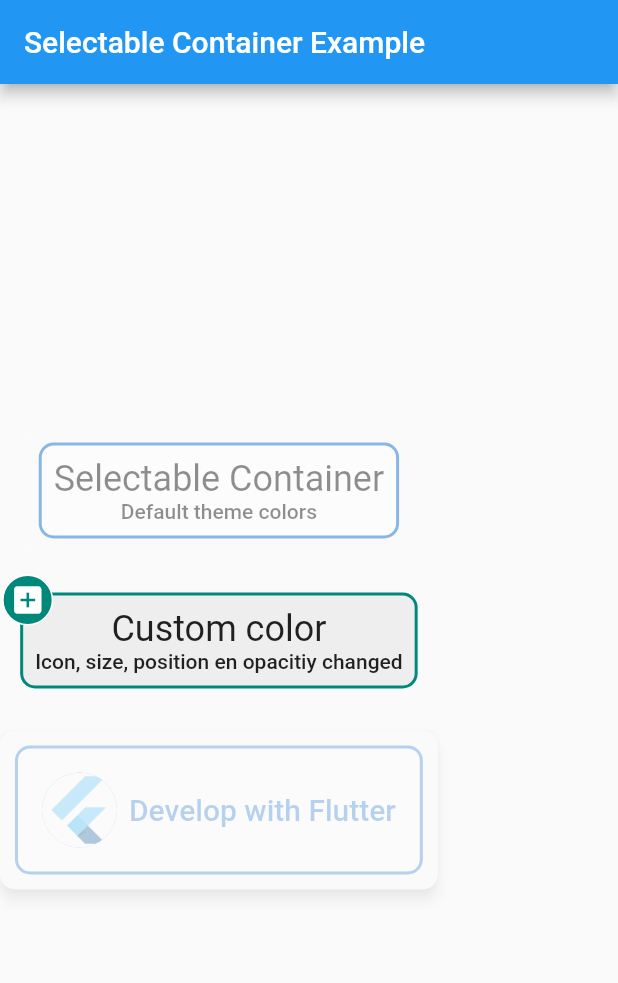
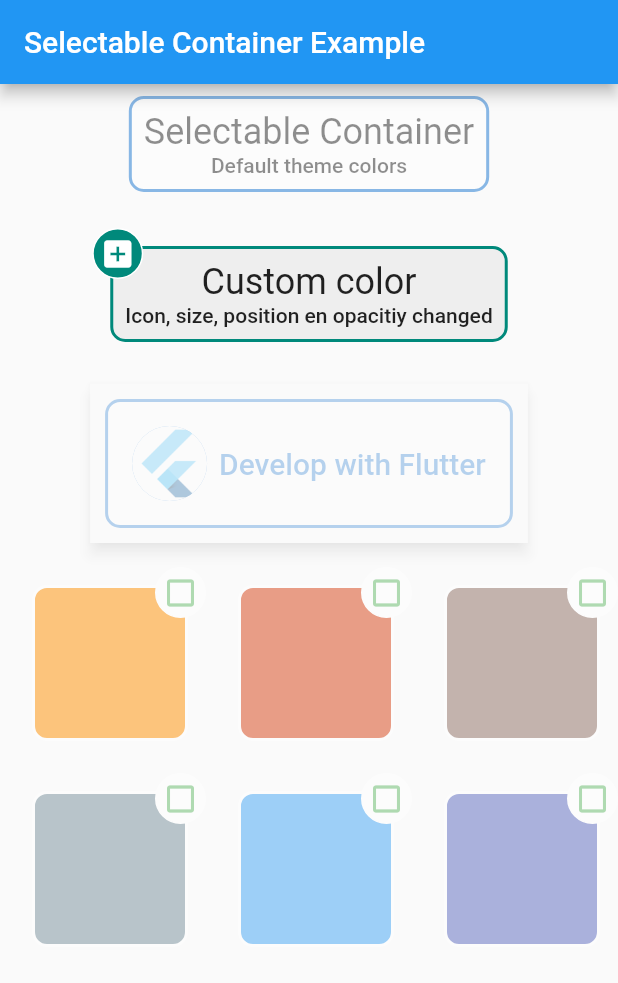
Before and after one commit to fgcan10/selectable_container, a Flutter app: the screen it shows after launch, on a phone screen of 412 x 824 dp. Shown: the top 983 px of the screen. Run offline on Flutter 3.47's test engine with Material 2 defaults, Android fonts, the light colour scheme and no system bars.

Commit message:
Select/unselect

```diff
--- a/example/lib/main.dart
+++ b/example/lib/main.dart
@@ -1,3 +1,4 @@
+import 'package:example/selectable_container_grid.dart';
 import 'package:flutter/material.dart';
 import 'package:selectable_container/selectable_container.dart';
 
@@ -33,10 +34,11 @@ class _MyHomePageState extends State<MyHomePage> {
         title: Text('Selectable Container Example'),
       ),
       body: Column(
-        mainAxisAlignment: MainAxisAlignment.center,
-        crossAxisAlignment: CrossAxisAlignment.center,
+        mainAxisAlignment: MainAxisAlignment.start,
         children: [
-          SelectableContainer(
+          Align(
+            alignment: Alignment.bottomCenter,
+            child: SelectableContainer(
               child: buildTextContentOfContainer(
                   'Selectable Container', 'Default theme colors', textStyles),
               onValueChanged: (newValue) {
@@ -47,9 +49,8 @@ class _MyHomePageState extends State<MyHomePage> {
               selected: _select1,
               padding: 8.0,
             ),
-          SizedBox(
-            height: 16.0,
           ),
+          const SizedBox(height: 16.0),
           SelectableContainer(
             selectedBorderColor: Colors.teal.shade700,
             selectedBackgroundColor: Colors.grey.shade100,
@@ -71,9 +72,7 @@ class _MyHomePageState extends State<MyHomePage> {
               });
             },
           ),
-          SizedBox(
-            height: 16.0,
-          ),
+          const SizedBox(height: 16.0),
           SelectableContainer(
             iconSize: 20,
             icon: Icons.star,
@@ -89,7 +88,9 @@ class _MyHomePageState extends State<MyHomePage> {
                 _select3 = newValue;
               });
             },
-          )
+          ),
+          const SizedBox(height: 16.0),
+          Expanded(child: SelectableContainerGrid()),
         ],
       ),
     );
--- /dev/null
+++ b/example/lib/selectable_container_grid.dart
@@ -0,0 +1,69 @@
+import 'package:flutter/material.dart';
+import 'package:selectable_container/selectable_container.dart';
+
+final List<Color> kGridElements = [
+  Colors.amber[800]!,
+  Colors.deepOrange[800]!,
+  Colors.brown[400]!,
+  Colors.blueGrey[400]!,
+  Colors.blue[400]!,
+  Colors.indigo[400]!,
+];
+
+class SelectableContainerGrid extends StatefulWidget {
+  const SelectableContainerGrid({Key? key}) : super(key: key);
+
+  @override
+  _SelectableContainerGridState createState() =>
+      _SelectableContainerGridState();
+}
+
+class _SelectableContainerGridState extends State<SelectableContainerGrid> {
+  final List<bool> _selectedItems = [];
+
+  @override
+  void initState() {
+    super.initState();
+    kGridElements.forEach((element) {
+      _selectedItems.add(false);
+    });
+  }
+
+  @override
+  Widget build(BuildContext context) {
+    return GridView.count(
+      crossAxisCount: 3,
+      children: _buildElements(),
+    );
+  }
+
+  List<Widget> _buildElements() {
+    List<Widget> ret = [];
+
+    for (var i = 0; i < kGridElements.length; i++) {
+      ret.add(SelectableContainer(
+        selectedBackgroundColor: kGridElements[i],
+        unselectedBackgroundColor: kGridElements[i],
+        selectedBorderColor: Theme.of(context).dialogBackgroundColor,
+        unselectedBorderColor: Theme.of(context).dialogBackgroundColor,
+        selected: _selectedItems[i],
+        unselectedIcon: Icons.check_box_outline_blank,
+        icon: Icons.check_box,
+        iconAlignment: Alignment.topRight,
+        iconSize: 24,
+        iconColor: Colors.green[400]!,
+        onValueChanged: (_) {
+          _valueSelected(i);
+        },
+        child: SizedBox(height: 100, width: 100),
+      ));
+    }
+    return ret;
+  }
+
+  void _valueSelected(int index) {
+    setState(() {
+      _selectedItems[index] = !_selectedItems[index];
+    });
+  }
+}
--- a/example/lib/simpleExample.dart
+++ /dev/null
@@ -1,38 +0,0 @@
-import 'package:flutter/material.dart';
-import 'package:selectable_container/selectable_container.dart';
-
-class SimpleExamplePage extends StatefulWidget {
-  @override
-  _SimpleExamplePageState createState() => _SimpleExamplePageState();
-}
-
-class _SimpleExamplePageState extends State<SimpleExamplePage> {
-  bool _selected = false;
-
-  @override
-  Widget build(BuildContext context) {
-    return Scaffold(
-      appBar: AppBar(
-        title: Text('Selectable Container'),
-      ),
-      body: Column(
-        children: <Widget>[
-          Text(
-            'Default container',
-            style: TextStyle(fontSize: 22, fontWeight: FontWeight.bold),
-          ),
-          SelectableContainer(
-            selected: _selected,
-            onValueChanged: (newValue) {
-              setState(() {
-                _selected = newValue;
-              });
-            },
-            child: Text('Tap me'),
-            padding: 16.0,
-          ),
-        ],
-      ),
-    );
-  }
-}
--- a/lib/selectable_container.dart
+++ b/lib/selectable_container.dart
@@ -122,13 +122,13 @@ class SelectableContainer extends StatelessWidget {
         child: Material(
           elevation: 0.0,
           child: Material(
-            borderRadius: BorderRadius.circular(borderRadius),
             elevation: elevation,
             color: marginColor ?? theme.scaffoldBackgroundColor,
             child: Stack(
               alignment: iconAlignment,
               children: <Widget>[
                 Container(
+                  clipBehavior: Clip.antiAliasWithSaveLayer,
                   margin: EdgeInsets.all(iconSize / 2),
                   padding: EdgeInsets.all(padding),
                   child: child,
--- a/pubspec.yaml
+++ b/pubspec.yaml
@@ -1,6 +1,6 @@
 name: selectable_container
 description: Selectable container for Flutter. The container shows an icon on one of the corner when tapped.
-version: 1.0.1
+version: 1.0.2
 author: Fernando Paredes Quesada<fgcan10@gmail.com>
 homepage: https://github.com/fgcan10/selectable_container
 
```
Also changed, not shown: example/pubspec.lock, 1 other file. Lines whose indentation alone changed are shown as unchanged.
